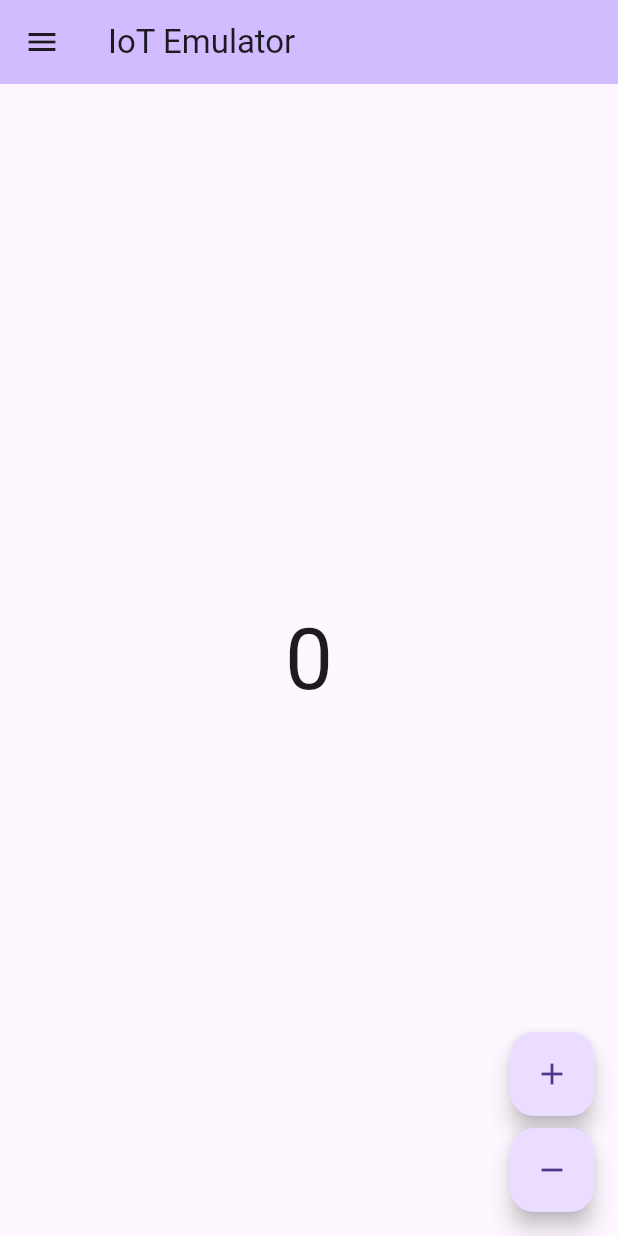
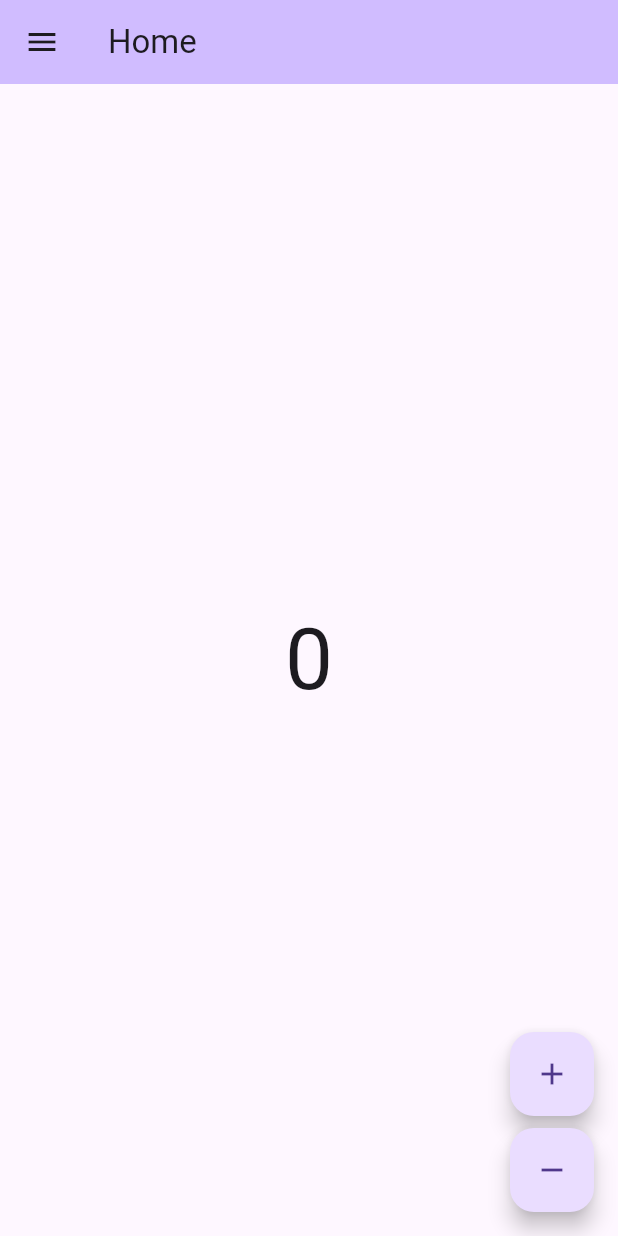
Before and after one commit to alvarohurtadobo/iot_anomaly_emulator, a Flutter app: the screen it shows after launch, on a phone screen of 412 x 824 dp. Run offline on Flutter 3.47's test engine with Material 3 defaults, Android fonts, the phone set to English and light mode, and no system bars; our stand-ins replace flutter_riverpod, go_router; missing offline and left inert: mqtt_client; generated files the repository leaves out were written again.

Commit message:
[FEA] Added first translations

```diff
--- a/lib/devices/view/devices_page.dart
+++ b/lib/devices/view/devices_page.dart
@@ -1,7 +1,7 @@
 import 'package:flutter/material.dart';
 import 'package:flutter_riverpod/flutter_riverpod.dart';
 import 'package:iot_anomaly_emulator/home/providers/counter_provider.dart';
-// import 'package:iot_anomaly_emulator/l10n/l10n.dart';
+import 'package:iot_anomaly_emulator/l10n/l10n.dart';
 
 class DevicePage extends ConsumerWidget {
   const DevicePage({required this.deviceId, super.key});
@@ -9,8 +9,9 @@ class DevicePage extends ConsumerWidget {
 
   @override
   Widget build(BuildContext context, WidgetRef ref) {
+    final l10n = context.l10n;
     return Scaffold(
-      appBar: AppBar(title: Text('Current')),
+      appBar: AppBar(title: Text(l10n.devices)),
       body: const Center(child: Text("Devices")),
       floatingActionButton: Column(
         mainAxisAlignment: MainAxisAlignment.end,
--- a/lib/home/repository/mqtt_core.dart
+++ b/lib/home/repository/mqtt_core.dart
@@ -5,7 +5,7 @@ import 'package:mqtt_client/mqtt_server_client.dart';
 
 class MQTTConttoller {
   late MqttServerClient myClient;
-  init() async {
+  Future<void> init() async {
     myClient =
         MqttServerClient.withPort(
             'broker.emqx.io',
--- a/lib/home/view/home_page.dart
+++ b/lib/home/view/home_page.dart
@@ -2,7 +2,7 @@ import 'package:flutter/material.dart';
 import 'package:flutter_riverpod/flutter_riverpod.dart';
 import 'package:iot_anomaly_emulator/common/view/drawer.dart';
 import 'package:iot_anomaly_emulator/home/providers/counter_provider.dart';
-// import 'package:iot_anomaly_emulator/l10n/l10n.dart';
+import 'package:iot_anomaly_emulator/l10n/l10n.dart';
 
 class HomePage extends StatelessWidget {
   const HomePage({super.key});
@@ -18,9 +18,9 @@ class CounterView extends ConsumerWidget {
 
   @override
   Widget build(BuildContext context, WidgetRef ref) {
-    // final l10n = context.l10n;
+    final l10n = context.l10n;
     return Scaffold(
-      appBar: AppBar(title: const Text('IoT Emulator')),
+      appBar: AppBar(title:  Text(l10n.home)),
       drawer: myDrawer(context),
       body: const Center(child: CounterText()),
       floatingActionButton: Column(
--- a/lib/l10n/arb/app_es.arb
+++ b/lib/l10n/arb/app_es.arb
@@ -1,6 +1,9 @@
 {
     "@@locale": "es",
     "counterAppBarTitle": "Contador",
+    "home": "Inicio",
+    "devices": "Dispositivos",
+    "settings": "Configuración",
     "@counterAppBarTitle": {
         "description": "Texto mostrado en la AppBar de la página del contador"
     }
--- a/lib/settings/view/settings.dart
+++ b/lib/settings/view/settings.dart
@@ -1,7 +1,7 @@
 import 'package:flutter/material.dart';
 import 'package:flutter_riverpod/flutter_riverpod.dart';
 import 'package:iot_anomaly_emulator/home/providers/counter_provider.dart';
-// import 'package:iot_anomaly_emulator/l10n/l10n.dart';
+import 'package:iot_anomaly_emulator/l10n/l10n.dart';
 
 class SettingsPage extends StatelessWidget {
   const SettingsPage({super.key});
@@ -17,9 +17,9 @@ class CounterView extends ConsumerWidget {
 
   @override
   Widget build(BuildContext context, WidgetRef ref) {
-    // final l10n = context.l10n;
+    final l10n = context.l10n;
     return Scaffold(
-      appBar: AppBar(title: const Text('Current')),
+      appBar: AppBar(title: Text(l10n.settings)),
       body: const Center(child: CounterText()),
       floatingActionButton: Column(
         mainAxisAlignment: MainAxisAlignment.end,
```
Also changed, not shown: lib/l10n/arb/app_en.arb (+8 -5 lines).
